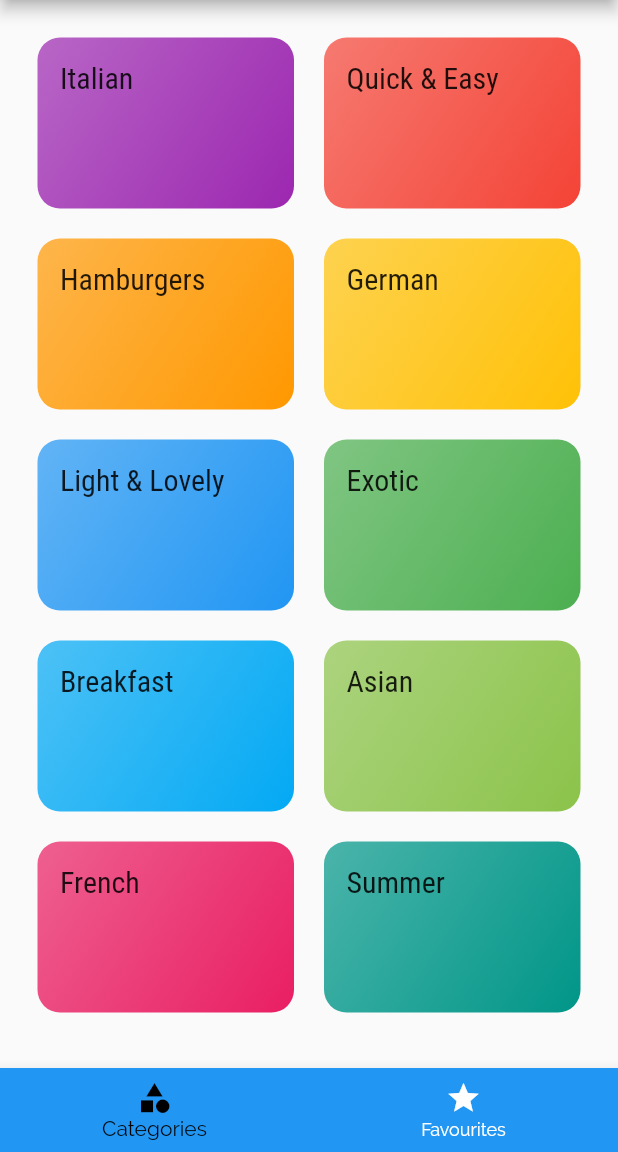
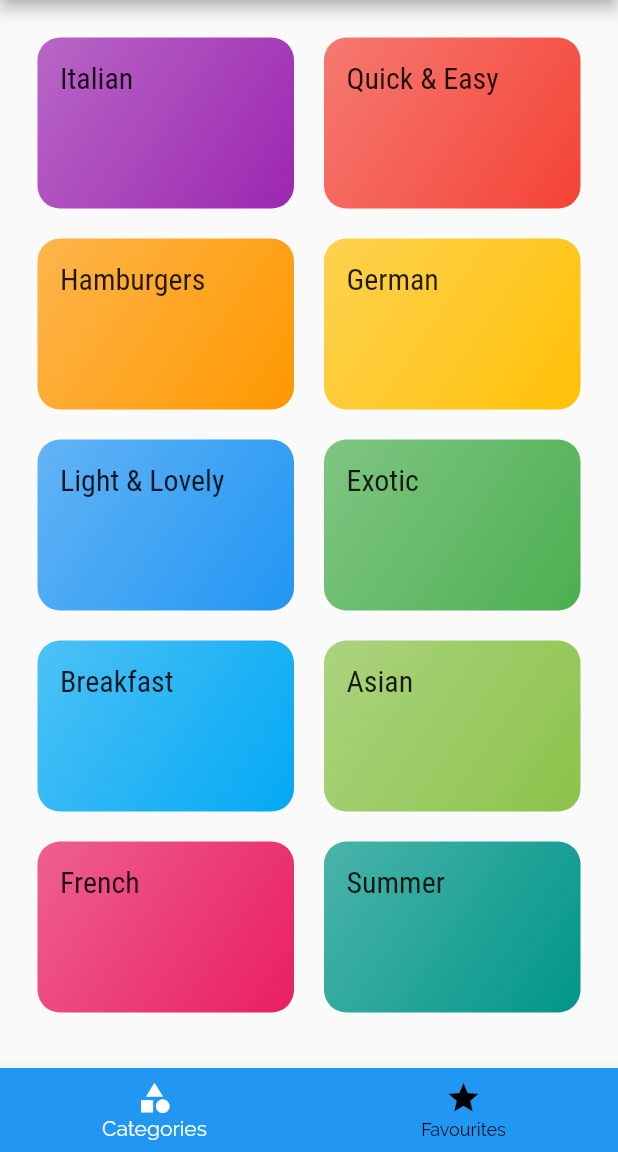
Before and after one commit to Pranay-Narang/MealsPicker, a Flutter app: the screen it shows after launch, on a phone screen of 412 x 824 dp, the part 84-1236 px from its top. Run offline on Flutter 3.47's test engine with Material 2 defaults, Android fonts, the phone set to English and light mode, and no system bars.

Commit message:
tabs: Invert selected and unselected tabs color

```diff
--- a/lib/tabs.dart
+++ b/lib/tabs.dart
@@ -41,8 +41,8 @@ class TabsScreenState extends State<TabsScreen> {
       bottomNavigationBar: BottomNavigationBar(
         onTap: selectPage,
         backgroundColor: Theme.of(context).primaryColor,
-        unselectedItemColor: Colors.white,
-        selectedItemColor: Colors.black,
+        unselectedItemColor: Colors.black,
+        selectedItemColor: Colors.white,
         currentIndex: selectedPageIndex,
         items: [
           BottomNavigationBarItem(
```
